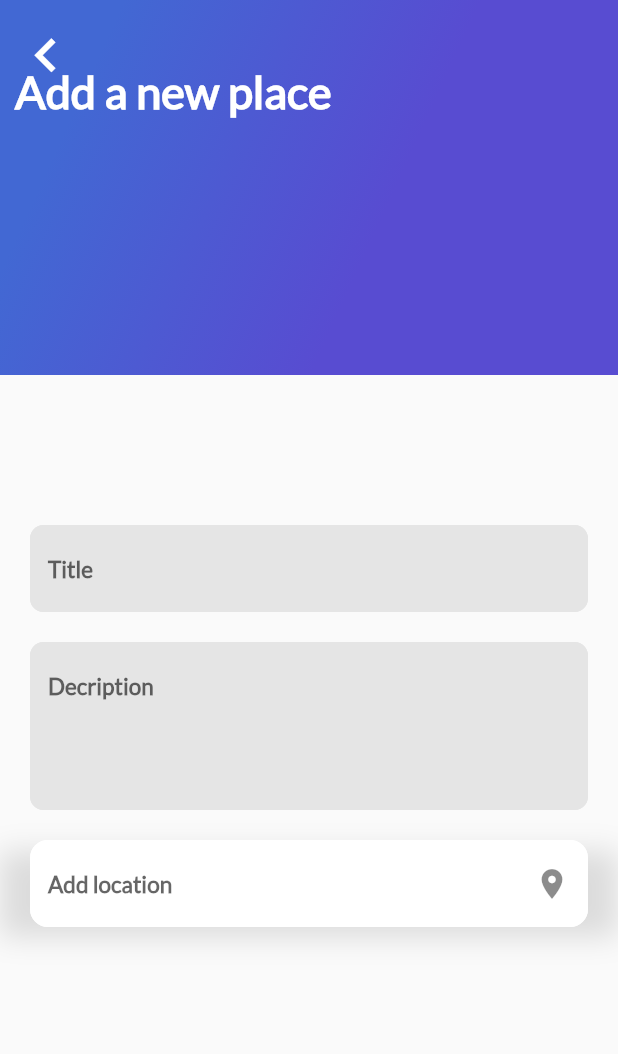
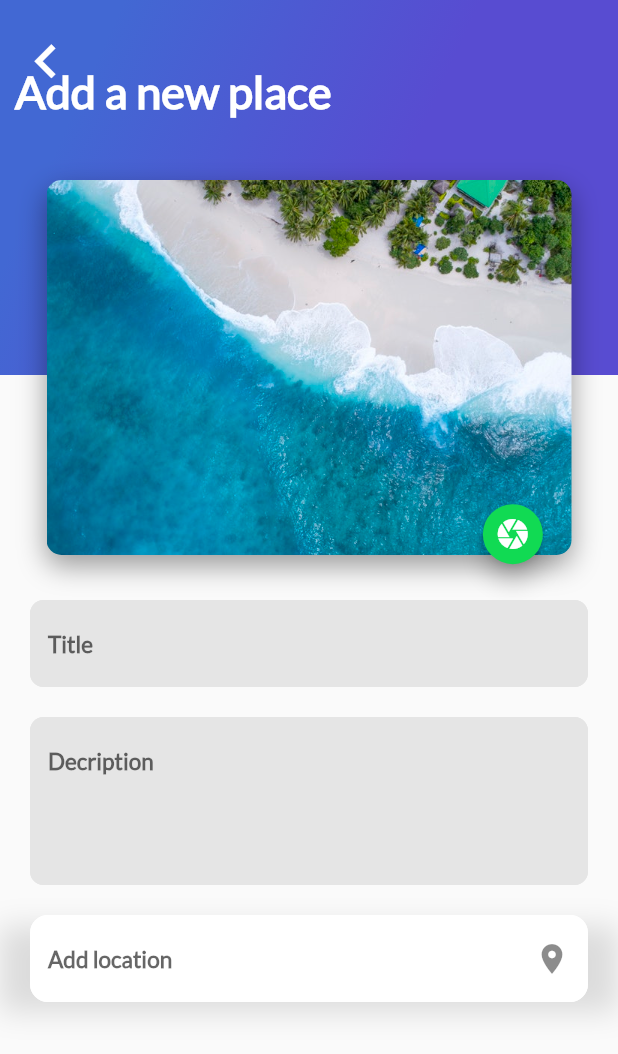
Before and after one commit to makinox/flutter-trips, a Flutter app: the AddPlaceScreen screen opened directly, on a phone screen of 412 x 824 dp. Shown: the top 1054 px of the screen. Run offline on Flutter 3.47's test engine with Material 2 defaults, Android fonts, the phone set to English and light mode, and no system bars; our stand-ins replace cloud_firestore, firebase_auth, google_sign_in; missing offline and left inert: generic_bloc_provider; accounts and stored records are empty.

Commit message:
[IMPROVEMENT] Card image improved

```diff
--- a/lib/Place/ui/screens/add_place_screen.dart
+++ b/lib/Place/ui/screens/add_place_screen.dart
@@ -1,5 +1,6 @@
 import 'dart:io';
 import 'package:flutter/material.dart';
+import 'package:trips/Place/ui/widgets/card_image.dart';
 import 'package:trips/Place/ui/widgets/title_input_location.dart';
 import 'package:trips/widgets/gradientBack.dart';
 import 'package:trips/widgets/text_input.dart';
@@ -28,24 +29,36 @@ class _AddPlaceScreen extends State<AddPlaceScreen> {
     return Scaffold(body: Stack(children: <Widget>[
       GradientBack('Add a new place', 250),
       Container(
-        padding: EdgeInsets.only(top: 6, left: 0),
+        padding: EdgeInsets.only(top: 10, left: 0),
         child: SizedBox(
           height: 45,
           width: 45,
           child: IconButton(
             icon: Icon(Icons.keyboard_arrow_left, color: Colors.white, size: 45,),
             onPressed: () {
+              print('return');
               Navigator.pop(context);
             },
           ),
         ),
       ),
       Container(
-        margin: EdgeInsets.only(top: 350, bottom: 20),
-        child: ListView(children: <Widget>[
-          Container(),
+        alignment: Alignment.topCenter,
+        margin: EdgeInsets.only(top: 120),
+        child: CardImage(
+          pathImage: 'assets/img/beach.jpeg',
+          iconData: Icons.camera,
+          width: 350,
+          height: 250,
+          left: 0,
+          onPressedFabIcon: () {
+            print('take foto');
+          },
+        ),
+      ),
+      ListView(children: <Widget>[
         Container(
-            margin: EdgeInsets.only(bottom: 20),
+          margin: EdgeInsets.only(top: 400 ,bottom: 20),
           child: TextInput(
             hintText: 'Title',
             inputType: null,
@@ -63,8 +76,7 @@ class _AddPlaceScreen extends State<AddPlaceScreen> {
           margin: EdgeInsets.only(top: 20),
           child: TextInputLocation(hintText: 'Add location', iconData: Icons.location_on, controller: _controllerLocationPlace,),
         )
-        ],),
-      )
+      ],)
     ],),);
   }
 
--- a/lib/Place/ui/widgets/card_image.dart
+++ b/lib/Place/ui/widgets/card_image.dart
@@ -3,19 +3,32 @@ import 'package:trips/widgets/floating_action_button_green.dart';
 
 class CardImage extends StatelessWidget {
 
-  final pathImage;
+  final double height;
+  final double width;
+  final double left;
+  final String pathImage;
+  final VoidCallback onPressedFabIcon;
+  final IconData iconData;
 
-  CardImage(this.pathImage);
+  const CardImage(
+    {Key key,
+    @required this.height,
+    @required this.width,
+    @required this.pathImage,
+    @required this.left,
+    @required this.onPressedFabIcon,
+    @required this.iconData}
+  )
+  : super(key: key);
 
   @override
   Widget build(BuildContext context) {
 
     final card = Container(
-      height: 350,
-      width: 250,
+      height: height,
+      width: width,
       margin: EdgeInsets.only(
-        top: 80,
-        left: 20
+        left: left
       ),
       decoration: BoxDecoration(
         image: DecorationImage(
@@ -36,7 +49,7 @@ class CardImage extends StatelessWidget {
       alignment: Alignment(.9, 1.1),
       children: <Widget>[
         card,
-        FloatingActionButtonGreen()
+        FloatingActionButtonGreen(iconData: iconData, onPressed: onPressedFabIcon,)
       ],
     );
   }
--- a/lib/User/ui/widgets/profile_data_image.dart
+++ b/lib/User/ui/widgets/profile_data_image.dart
@@ -76,7 +76,7 @@ class ProfileDataimage extends StatelessWidget {
         ),
         child: Column(crossAxisAlignment: CrossAxisAlignment.start, children: <Widget>[titleText, tagText, stepText],),
       ),
-      FloatingActionButtonGreen(),
+      FloatingActionButtonGreen(iconData: Icons.favorite_border, onPressed: (){print('User fav');}),
     ],);
 
     return Stack(
--- a/lib/widgets/floating_action_button_green.dart
+++ b/lib/widgets/floating_action_button_green.dart
@@ -1,6 +1,12 @@
 import 'package:flutter/material.dart';
 
 class FloatingActionButtonGreen extends StatefulWidget {
+
+  final IconData iconData;
+  final VoidCallback onPressed;
+
+  const FloatingActionButtonGreen({Key key, @required this.iconData, @required this.onPressed}) : super(key: key);
+
   @override
   State<StatefulWidget> createState() {
     return _FloatingActionButtonGreen();
@@ -9,17 +15,17 @@ class FloatingActionButtonGreen extends StatefulWidget {
 
 class _FloatingActionButtonGreen extends State<FloatingActionButtonGreen> {
 
-  bool botonPressed = false;
+  // bool botonPressed = false;
 
-  void onPressedFav() {
-    setState(() {
-      // print(botonPressed);
-      botonPressed = !botonPressed;
-      Scaffold.of(context).showSnackBar(SnackBar(
-        content: Text( ((botonPressed) ? 'Agregaste a' : 'Eliminaste de') + ' favoritos' ),
-      ));
-    });
-  }
+  // void onPressedFav() {
+  //   setState(() {
+  //     // print(botonPressed);
+  //     botonPressed = !botonPressed;
+  //     Scaffold.of(context).showSnackBar(SnackBar(
+  //       content: Text( ((botonPressed) ? 'Agregaste a' : 'Eliminaste de') + ' favoritos' ),
+  //     ));
+  //   });
+  // }
 
   @override
   Widget build(BuildContext context) {
@@ -27,8 +33,9 @@ class _FloatingActionButtonGreen extends State<FloatingActionButtonGreen> {
       backgroundColor: Color(0xFF11DA53),
       mini: true,
       tooltip: 'Fav',
-      onPressed: onPressedFav,
-      child: Icon( (botonPressed) ? Icons.favorite : Icons.favorite_border),
+      onPressed: widget.onPressed,
+      // child: Icon( (botonPressed) ? Icons.favorite : Icons.favorite_border),
+      child: Icon(widget.iconData),
       heroTag: null,
     );
   }
```
Also changed, not shown: lib/Place/ui/widgets/card_image_list.dart (+5 -5 lines). Lines whose indentation alone changed are shown as unchanged.
